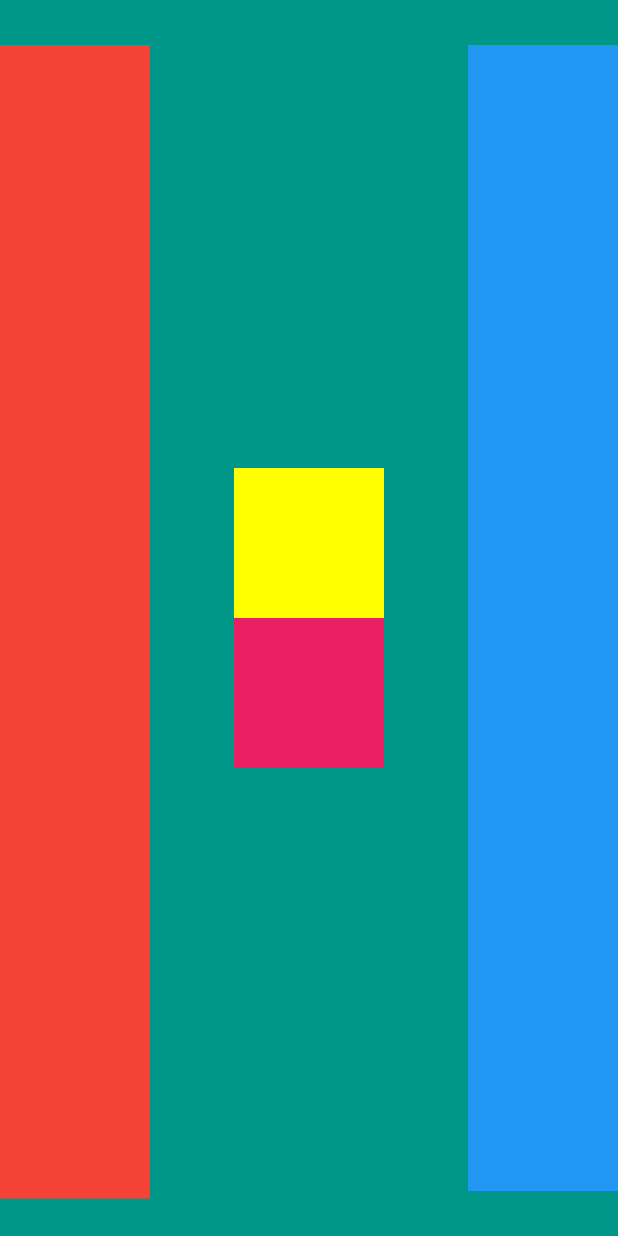
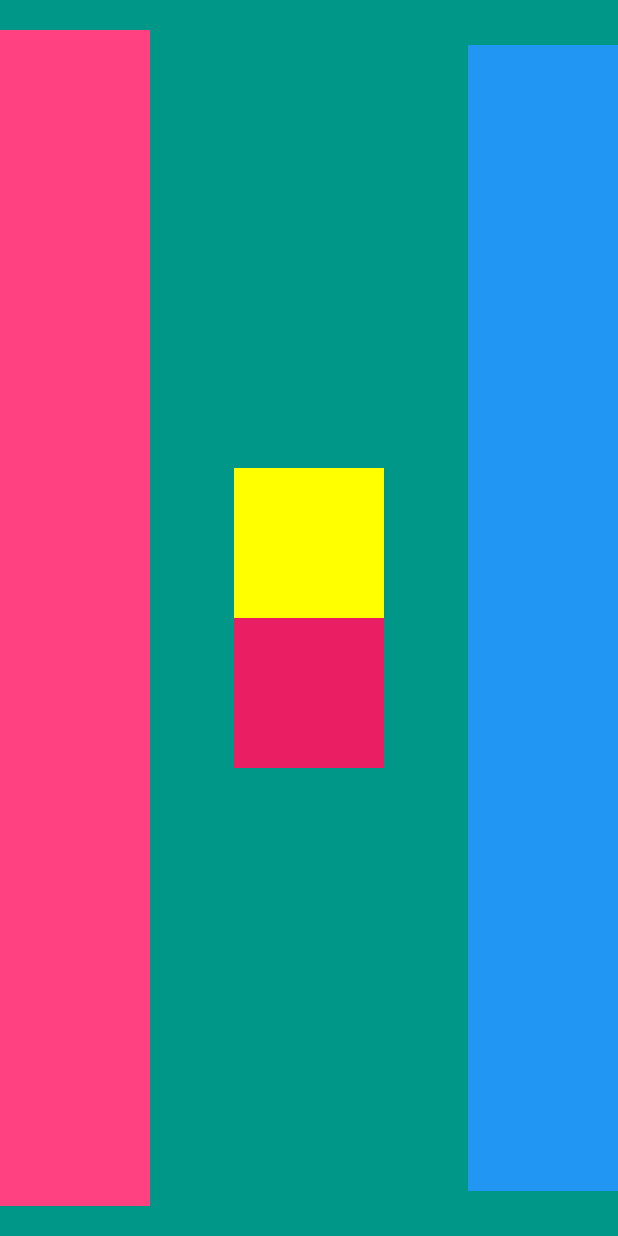
Before and after one commit to puneetkukreja98/Challenge_app, a Flutter app: the screen it shows after launch, on a phone screen of 412 x 824 dp. Run offline on Flutter 3.47's test engine with Material 2 defaults, Android fonts, the phone set to English and light mode, and no system bars.

```diff
--- a/lib/main.dart
+++ b/lib/main.dart
@@ -17,8 +17,8 @@ class MyApp extends StatelessWidget {
               Container(
                 height: double.infinity,
                 width: 100.0,
-                color: Colors.red,
-                margin: EdgeInsets.only(top: 30.0, bottom: 25.0),
+                color: Colors.pinkAccent,
+                margin: EdgeInsets.only(top: 20.0, bottom: 20.0),
               ),
               Column(
                 mainAxisAlignment: MainAxisAlignment.center,
```
